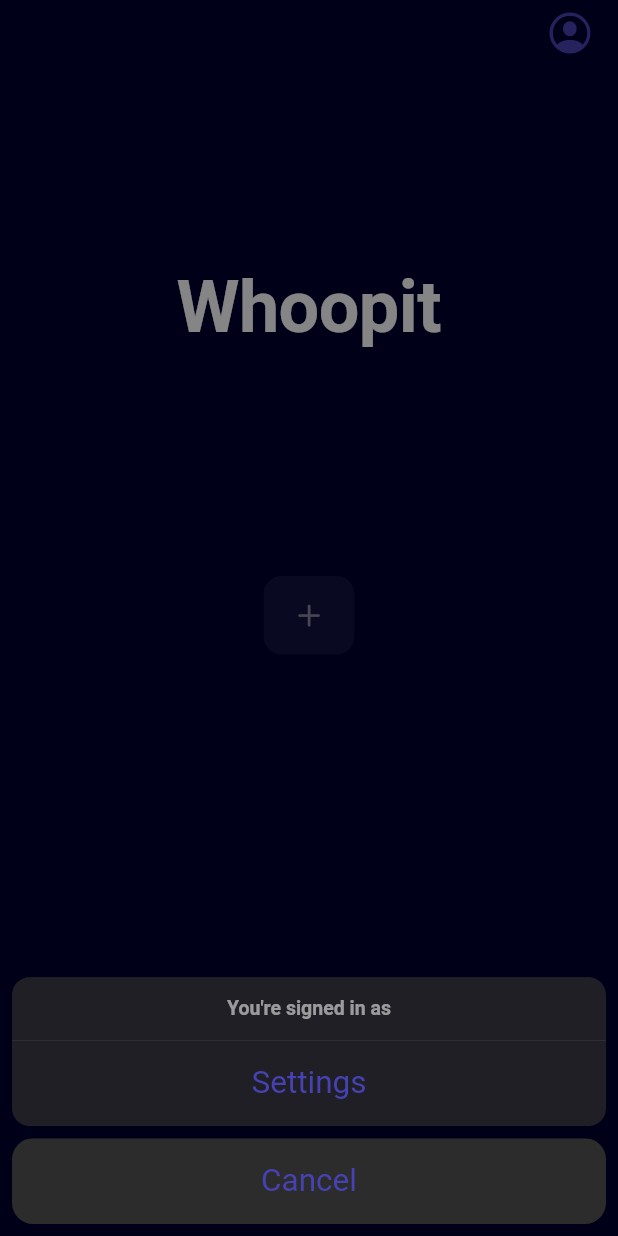
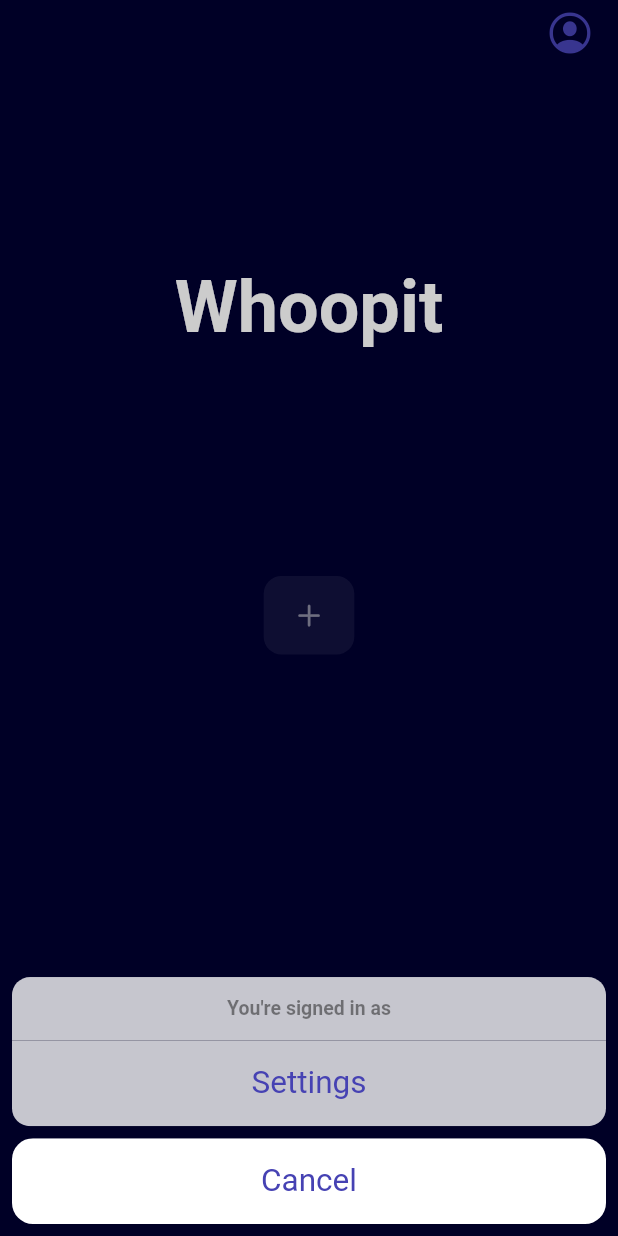
Before and after one commit to hummingbird-jp/whoopit, a Flutter app: the screen it shows once a user with an empty profile is signed in, after a tap on an icon or button, on a phone screen of 412 x 824 dp. Run offline on Flutter 3.47's test engine with Material 2 defaults, Android fonts, the light colour scheme and no system bars; our stand-ins replace audioplayers, cached_network_image, cloud_firestore, cloud_functions, firebase_auth, firebase_core and 4 more; missing offline and left inert: agora_rtc_engine, firebase_app_check, flutterfire_ui, giphy_get, shake; accounts and stored records are empty; Roboto replaces fonts that are missing (Helvetica Neue); statements that could not run were skipped.

Commit message:
feat(color): dynamic theme color on brightness

```diff
--- a/lib/components/full_screen_activity_indicator.dart
+++ b/lib/components/full_screen_activity_indicator.dart
@@ -1,5 +1,4 @@
 import 'package:flutter/cupertino.dart';
-import 'package:flutter/material.dart';
 
 class FullScreenActivityIndicator extends StatelessWidget {
   const FullScreenActivityIndicator({
--- a/lib/components/room_name_dialog.dart
+++ b/lib/components/room_name_dialog.dart
@@ -1,6 +1,5 @@
 import 'package:cloud_firestore/cloud_firestore.dart';
 import 'package:flutter/cupertino.dart';
-import 'package:flutter/material.dart';
 import 'package:hooks_riverpod/hooks_riverpod.dart';
 import 'package:whoopit/states/room_state.dart';
 
--- a/lib/constants.dart
+++ b/lib/constants.dart
@@ -1,14 +1,35 @@
 import 'package:flutter/cupertino.dart';
-import 'package:flutter/material.dart';
 import 'package:flutterfire_ui/auth.dart';
 import 'package:flutterfire_ui/auth/google.dart';
 
 CupertinoThemeData kThemeData = const CupertinoThemeData(
-  brightness: Brightness.dark,
-  primaryColor: Color(0xFF4642B3),
-  primaryContrastingColor: Color(0xFFFFCC4A),
-  barBackgroundColor: Color(0xFF000030),
-  scaffoldBackgroundColor: Color(0xFF000030),
+  primaryColor: CupertinoDynamicColor.withBrightness(
+    color: Color(0xFF4642B3),
+    darkColor: Color(0xFF18173D),
+  ),
+  primaryContrastingColor: CupertinoDynamicColor.withBrightness(
+    color: Color(0xFFFFCC4A),
+    darkColor: Color(0xFFB08D33),
+  ),
+  barBackgroundColor: CupertinoDynamicColor.withBrightness(
+    color: Color(0xFF000030),
+    darkColor: Color(0xFF00000E),
+  ),
+  scaffoldBackgroundColor: CupertinoDynamicColor.withBrightness(
+    color: Color(0xFF000030),
+    darkColor: Color(0xFF00000E),
+  ),
+  textTheme: CupertinoTextThemeData(
+    primaryColor: CupertinoDynamicColor.withBrightness(
+      color: Color(0xFFFFFFFF),
+      darkColor: Color(0xFFCCCCCC),
+    ),
+    textStyle: TextStyle(
+      fontFamily: 'Helvetica Neue',
+      fontSize: 17,
+      fontWeight: FontWeight.w400,
+    ),
+  ),
 );
 
 const providerConfigs = [
--- a/lib/pages/home_page.dart
+++ b/lib/pages/home_page.dart
@@ -42,7 +42,7 @@ class HomePage extends HookConsumerWidget {
                         Navigator.pop(context);
                         Navigator.push<Widget>(
                           context,
-                          MaterialPageRoute(
+                          CupertinoPageRoute(
                             builder: (context) => const ProfileScreen(
                               providerConfigs: providerConfigs,
                             ),
@@ -257,7 +257,7 @@ class HomePage extends HookConsumerWidget {
     roomState.join();
     Navigator.push<Widget>(
       context,
-      MaterialPageRoute(
+      CupertinoPageRoute(
         builder: (context) => const RoomPage(),
       ),
     );
--- a/lib/pages/room_page.dart
+++ b/lib/pages/room_page.dart
@@ -2,7 +2,6 @@ import 'dart:developer';
 
 import 'package:cloud_firestore/cloud_firestore.dart';
 import 'package:flutter/cupertino.dart';
-import 'package:flutter/material.dart';
 import 'package:flutter/services.dart';
 import 'package:giphy_get/giphy_get.dart';
 import 'package:hooks_riverpod/hooks_riverpod.dart';
@@ -42,10 +41,7 @@ class RoomPage extends HookConsumerWidget {
               //        : Theme.of(context).colorScheme.background,
               automaticallyImplyLeading: false,
               middle: GestureDetector(
-                onTap: () => roomState.onRoomNameTapped(
-                  context,
-                  roomState,
-                ),
+                onTap: () => roomState.onRoomNameTapped(context),
                 child: StreamBuilder<DocumentSnapshot<Map<String, dynamic>>>(
                     stream: roomState.roomStream,
                     builder: (context, snapshot) {
--- a/lib/states/room_state.dart
+++ b/lib/states/room_state.dart
@@ -5,7 +5,6 @@ import 'package:cloud_firestore/cloud_firestore.dart';
 import 'package:cloud_functions/cloud_functions.dart';
 import 'package:firebase_auth/firebase_auth.dart';
 import 'package:flutter/cupertino.dart';
-import 'package:flutter/material.dart';
 import 'package:flutter/services.dart';
 import 'package:hooks_riverpod/hooks_riverpod.dart';
 import 'package:permission_handler/permission_handler.dart';
@@ -258,14 +257,14 @@ class RoomState extends ChangeNotifier {
     return result.data as String;
   }
 
-  void onRoomNameTapped(BuildContext context, RoomState roomState) {
+  void onRoomNameTapped(BuildContext context) {
     GlobalKey<FormState> _formKey = GlobalKey<FormState>();
 
     showCupertinoDialog<void>(
       context: context,
       builder: (context) => RoomNameDialog(
         formKey: _formKey,
-        roomsCollection: roomState.roomsCollection,
+        roomsCollection: _roomsCollection,
       ),
     );
   }
--- a/pubspec.yaml
+++ b/pubspec.yaml
@@ -1,7 +1,7 @@
 name: whoopit
 description: Made with love by hummingbird.
 publish_to: "none" # Remove this line if you wish to publish to pub.dev
-version: 0.3.2+3
+version: 0.3.2+4
 
 environment:
   sdk: ">=2.12.0 <3.0.0"
```
Also changed, not shown: lib/pages/profile_page.dart (deleted, +0 -136 lines).
